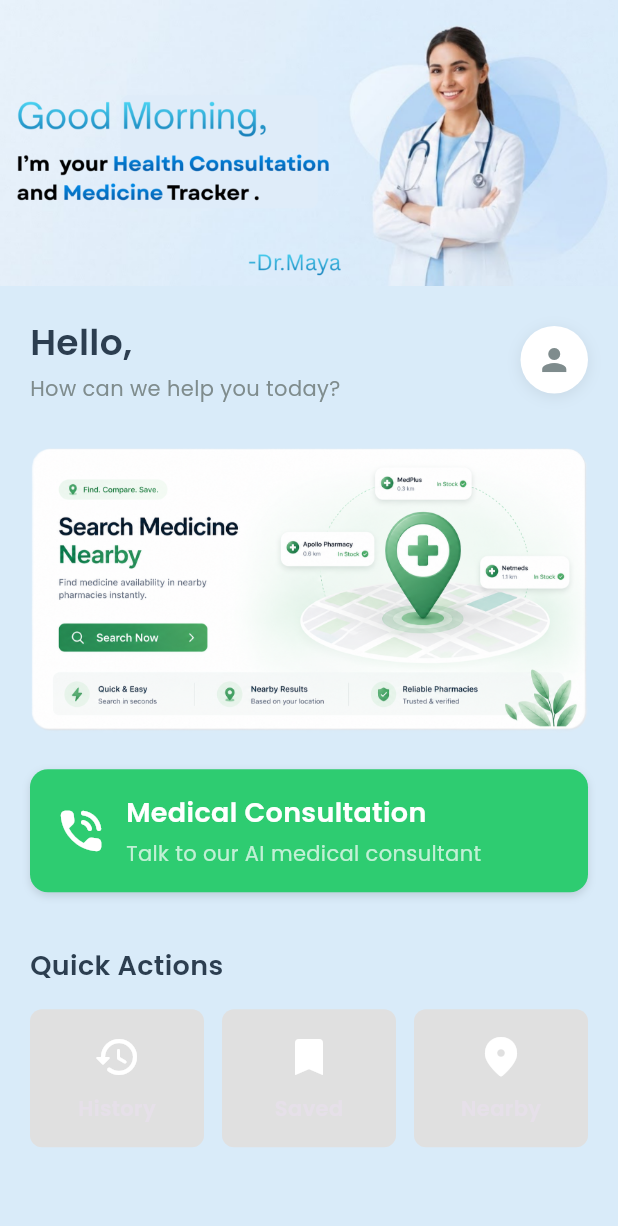
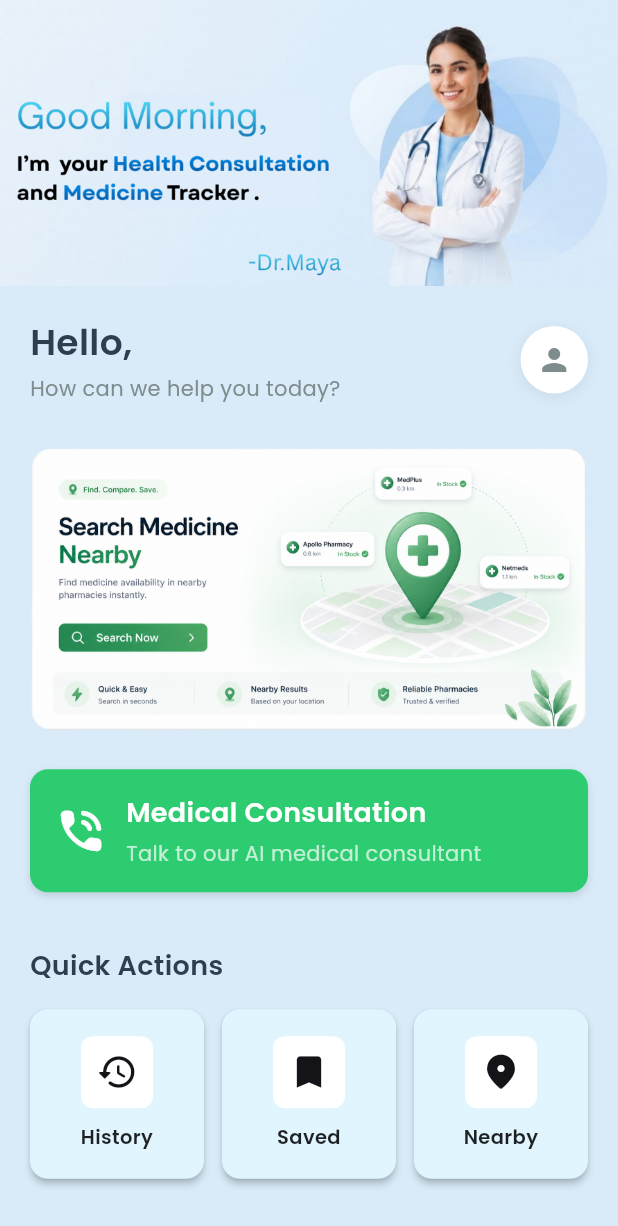
Before and after one commit to Yogendthira/CareCart-Hackathon-Project, a Flutter app: the HomeScreen screen opened directly, on a phone screen of 412 x 824 dp. Shown: the top 1226 px of the screen. Run offline on Flutter 3.47's test engine with Material 3 defaults, Android fonts, the phone set to English and light mode, and no system bars; our stand-ins replace firebase_auth, firebase_core, google_fonts, google_sign_in, video_player; accounts and stored records are empty.

Commit message:
Improve Quick Action UI: light blue theme, rect icons, better text visibility

```diff
--- a/lib/screens/home_screen.dart
+++ b/lib/screens/home_screen.dart
@@ -275,37 +275,58 @@ class _QuickActionCard extends StatelessWidget {
   final IconData icon;
   final String label;
   final VoidCallback onTap;
+  final Color? backgroundColor;
+  final Color? iconColor;
+  final Color? iconBackgroundColor;
 
   const _QuickActionCard({
     required this.icon,
     required this.label,
     required this.onTap,
+    this.backgroundColor,
+    this.iconColor,
+    this.iconBackgroundColor,
     Key? key,
   }) : super(key: key);
 
   @override
   Widget build(BuildContext context) {
-    return GestureDetector(
+    final bg = backgroundColor ?? const Color(0xFFE1F5FE); // light blue
+    final ic = iconColor ?? Theme.of(context).primaryColor;
+    final icBg = iconBackgroundColor ?? Colors.white;
+    return Material(
+      color: bg,
+      borderRadius: BorderRadius.circular(12),
+      elevation: 2,
+      child: InkWell(
+        borderRadius: BorderRadius.circular(12),
         onTap: onTap,
-      child: Container(
-        padding: const EdgeInsets.symmetric(vertical: 16, horizontal: 8),
-        decoration: BoxDecoration(
-          color: const Color(0xFFE0E0E0),
-          borderRadius: BorderRadius.circular(8),
-        ),
+        child: Padding(
+          padding: const EdgeInsets.symmetric(vertical: 18, horizontal: 12),
           child: Column(
             mainAxisSize: MainAxisSize.min,
             children: [
-            Icon(icon, size: 32),
-            const SizedBox(height: 8),
+              Container(
+                width: 48,
+                height: 48,
+                decoration: BoxDecoration(
+                  color: icBg,
+                  borderRadius: BorderRadius.circular(8),
+                ),
+                child: Icon(icon, color: ic, size: 28),
+              ),
+              const SizedBox(height: 10),
               Text(
                 label,
                 style: const TextStyle(
-                fontSize: 14,
+                  fontSize: 13,
                   fontWeight: FontWeight.w600,
+                  color: Colors.black87,
                 ),
+                textAlign: TextAlign.center,
               ),
             ],
+          ),
         ),
       ),
     );
```
Lines whose indentation alone changed are shown as unchanged.
